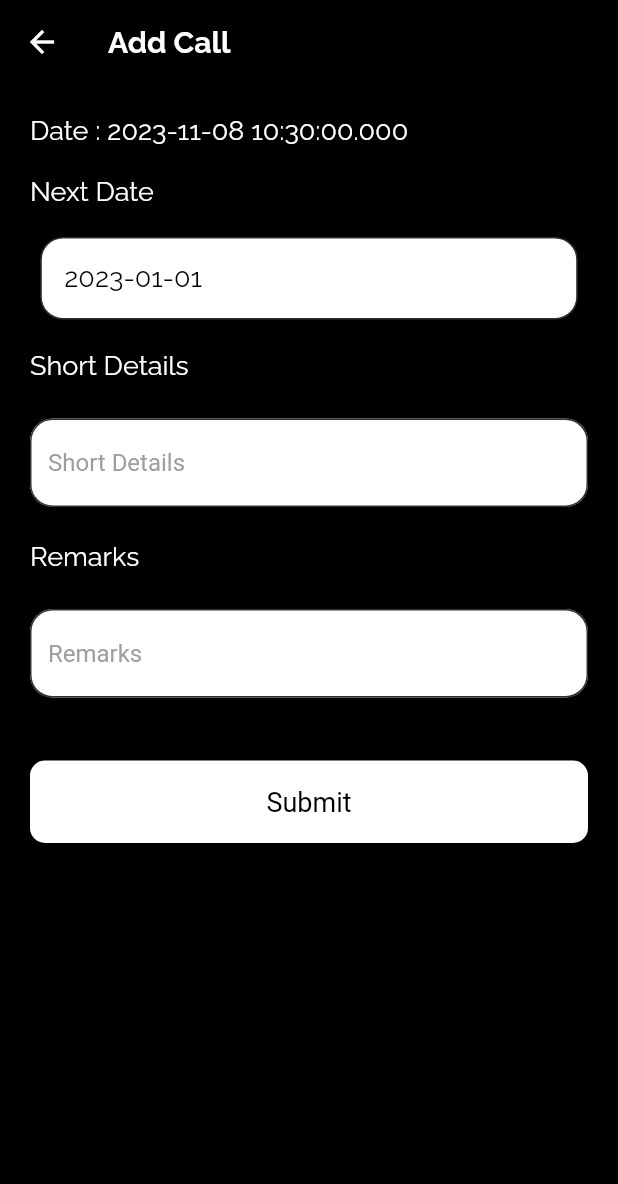
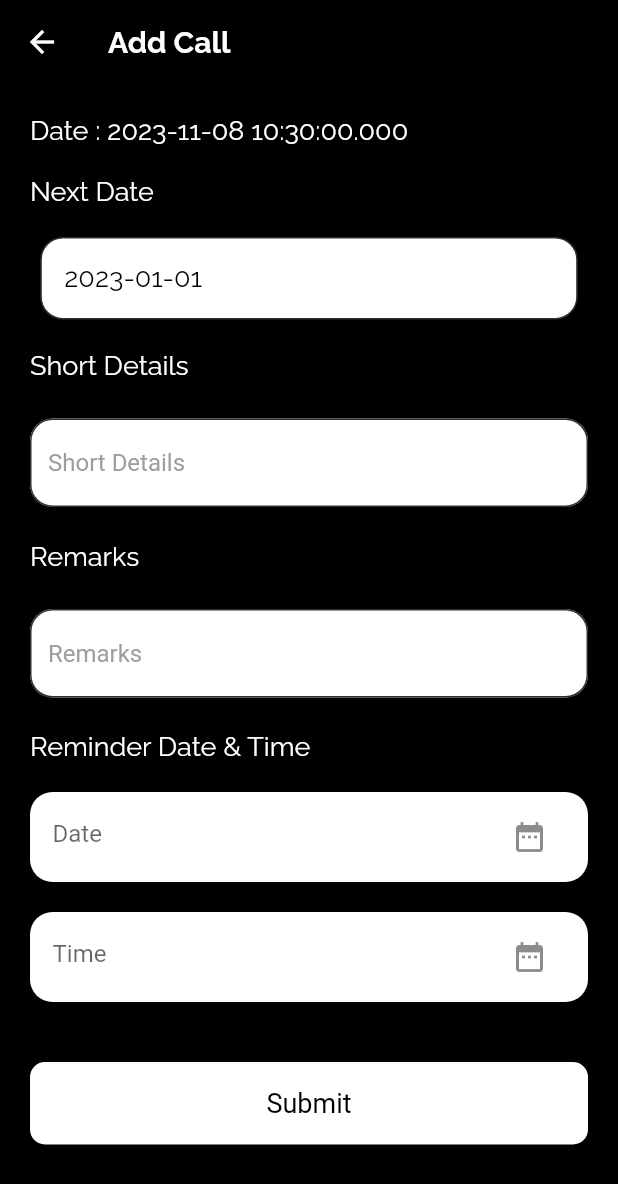
Before and after one commit to akshayfichadia/rk_admin, a Flutter app: the AddHistoryCall screen opened by its route, on a phone screen of 412 x 824 dp. Shown: the top 1184 px of the screen. Run offline on Flutter 3.47's test engine with Material 2 defaults, Android fonts, the phone set to English and light mode, and no system bars; our stand-ins replace connectivity_plus, dio, equatable, get, get_storage, google_fonts; missing offline and left inert: call_log; accounts and stored records are empty; Roboto replaces fonts that are missing (futur); statements that could not run were skipped.

Commit message:
add reminder date and time field and get call log

```diff
--- a/lib/model/call_list_entity.dart
+++ b/lib/model/call_list_entity.dart
@@ -4,7 +4,8 @@
 
 import 'dart:convert';
 
-CallListEntity callListEntityFromJson(String str) => CallListEntity.fromJson(json.decode(str));
+CallListEntity callListEntityFromJson(String str) =>
+    CallListEntity.fromJson(json.decode(str));
 
 String callListEntityToJson(CallListEntity data) => json.encode(data.toJson());
 
@@ -52,6 +53,8 @@ class Datum {
   String? ourRemarks;
   ManagerStatus? managerStatus;
   String? createdBy;
+  String? nextReminderDate;
+  String? nextReminderTime;
 
   Datum({
     this.id,
@@ -69,6 +72,8 @@ class Datum {
     this.ourRemarks,
     this.managerStatus,
     this.createdBy,
+    this.nextReminderDate,
+    this.nextReminderTime,
   });
 
   factory Datum.fromJson(Map<String, dynamic> json) => Datum(
@@ -87,6 +92,8 @@ class Datum {
         ourRemarks: json["our_remarks"],
         managerStatus: managerStatusValues.map[json["manager_status"]],
         createdBy: json["created by"],
+        nextReminderDate: json["next_reminder_date"],
+        nextReminderTime: json["next_reminder_time"],
       );
 
   Map<String, dynamic> toJson() => {
@@ -105,24 +112,19 @@ class Datum {
         "our_remarks": ourRemarks,
         "manager_status": managerStatusValues.reverse[managerStatus],
         "created by": createdBy,
+        "next_reminder_date": nextReminderDate,
+        "next_reminder_time": nextReminderTime,
       };
 }
 
-enum CallFor {
-  EMPTY,
-  RUNNING_CASE_RELATED_CALL
-}
+enum CallFor { EMPTY, RUNNING_CASE_RELATED_CALL }
 
 final callForValues = EnumValues({
   "": CallFor.EMPTY,
   "Running Case Related Call": CallFor.RUNNING_CASE_RELATED_CALL
 });
 
-enum ManagerStatus {
-  EMPTY,
-  PENDING,
-  RUNNING
-}
+enum ManagerStatus { EMPTY, PENDING, RUNNING }
 
 final managerStatusValues = EnumValues({
   "": ManagerStatus.EMPTY,
--- a/lib/model/history_list_entity.dart
+++ b/lib/model/history_list_entity.dart
@@ -29,7 +29,9 @@ class HistoryListEntity {
       HistoryListEntity(
         success: json["success"],
         message: json["message"],
-        data: json["data"] == <String,dynamic>{} ? [] : Datum.fromJsonArray(json["data"]),
+        data: json["data"] == <String, dynamic>{}
+            ? []
+            : Datum.fromJsonArray(json["data"]),
         statusCode: json["status_code"],
       );
 
@@ -47,6 +49,8 @@ class Datum {
   String? nextDate;
   String? shortDetails;
   String? ourRemarks;
+  String? nextReminderDate;
+  String? nextReminderTime;
 
   Datum({
     this.callManagerId,
@@ -54,6 +58,8 @@ class Datum {
     this.nextDate,
     this.shortDetails,
     this.ourRemarks,
+    this.nextReminderDate,
+    this.nextReminderTime,
   });
 
   factory Datum.fromJson(Map<String, dynamic> json) => Datum(
@@ -62,14 +68,16 @@ class Datum {
         nextDate: json["next_date"],
         shortDetails: json["short_details"],
         ourRemarks: json["our_remarks"],
+        nextReminderDate: json["next_reminder_date"],
+        nextReminderTime: json["next_reminder_time"],
       );
 
   static fromJsonArray(dynamic map) {
     print({}.runtimeType);
     List<Datum> list = [];
-    if (map.runtimeType == <String,dynamic>{}.runtimeType) {
-        return null;
-        } else {
+    if (map.runtimeType == <String, dynamic>{}.runtimeType) {
+      return null;
+    } else {
       for (var element in map) {
         list.add(Datum.fromJson(element));
       }
@@ -83,5 +91,7 @@ class Datum {
         "next_date": nextDate,
         "short_details": shortDetails,
         "our_remarks": ourRemarks,
+        "next_reminder_date": nextReminderDate,
+        "next_reminder_time": nextReminderTime,
       };
 }
--- a/lib/ui/pages/add_call_history_page.dart
+++ b/lib/ui/pages/add_call_history_page.dart
@@ -4,7 +4,6 @@ import 'package:rk_admin/controller/call_details_controller.dart';
 import 'package:rk_admin/resource/constant.dart';
 import 'package:rk_admin/resource/extensions.dart';
 import 'package:rk_admin/ui/widget/all_widget.dart';
-
 
 class AddHistoryCall extends GetView<CallDetailsController> {
   const AddHistoryCall({Key? key}) : super(key: key);
@@ -13,7 +12,7 @@ class AddHistoryCall extends GetView<CallDetailsController> {
   Widget build(BuildContext context) {
     return Scaffold(
       appBar: AppBar(
-        title: text('Add Call',Colors.white,20,FontWeight.bold),
+        title: text('Add Call', Colors.white, 20, FontWeight.bold),
         elevation: 0,
         backgroundColor: Colors.black,
         centerTitle: false,
@@ -27,10 +26,15 @@ class AddHistoryCall extends GetView<CallDetailsController> {
             child: Column(
               crossAxisAlignment: CrossAxisAlignment.start,
               children: [
-                text('Date : ${controller.todayDate.toString()}', Colors.white, 18, FontWeight.normal),
-                SizedBox(height: 20,),
+                text('Date : ${controller.todayDate.toString()}', Colors.white,
+                    18, FontWeight.normal),
+                SizedBox(
+                  height: 20,
+                ),
                 text('Next Date', Colors.white, 18, FontWeight.normal),
-                SizedBox(height: 20,),
+                SizedBox(
+                  height: 20,
+                ),
                 Obx(() => GestureDetector(
                       onTap: () {
                         controller.selectDate(context);
@@ -40,7 +44,7 @@ class AddHistoryCall extends GetView<CallDetailsController> {
                         children: [
                           Container(
                             height: 55,
-                        width: Get.width/1.15 ,
+                            width: Get.width / 1.15,
                             decoration: BoxDecoration(
                               color: Colors.white,
                               borderRadius: BorderRadius.circular(15),
@@ -49,34 +53,96 @@ class AddHistoryCall extends GetView<CallDetailsController> {
                             ),
                             child: Padding(
                               padding: const EdgeInsets.all(15.0),
-                          child: text(controller.date.value, Colors.black, 18, FontWeight.normal),
-
+                              child: text(controller.date.value, Colors.black,
+                                  18, FontWeight.normal),
                             ),
                           ),
                         ],
                       ),
                     )),
-                SizedBox(height: 20,),
+                SizedBox(
+                  height: 20,
+                ),
                 text('Short Details', Colors.white, 18, FontWeight.normal),
-                SizedBox(height: 20,),
+                SizedBox(
+                  height: 20,
+                ),
                 inputField(
                     hintText: 'Short Details',
                     controller: controller.shortDetailsController,
-                  validation: controller.isEmptyValid
+                    validation: controller.isEmptyValid),
+                SizedBox(
+                  height: 20,
                 ),
-
-                SizedBox(height: 20,),
                 text('Remarks', Colors.white, 18, FontWeight.normal),
-                SizedBox(height: 20,),
+                SizedBox(
+                  height: 20,
+                ),
                 inputField(
                     hintText: 'Remarks',
                     controller: controller.remarksController,
-                    validation: controller.isEmptyValid
+                    validation: controller.isEmptyValid),
+                SizedBox(
+                  height: 20,
                 ),
-                SizedBox(height: 40,),
-
-
-                whiteButton('Submit', (){controller.editValidate();}, 55, Get.width)
+                text('Reminder Date & Time', Colors.white, 18,
+                    FontWeight.normal),
+                SizedBox(
+                  height: 20,
+                ),
+                Container(
+                  height: 60,
+                  decoration: BoxDecoration(
+                    color: Colors.white,
+                    borderRadius: BorderRadius.circular(15),
+                  ),
+                  padding: EdgeInsets.only(left: 15, right: 15),
+                  child: Center(
+                    child: TextFormField(
+                      decoration: const InputDecoration(
+                        suffixIcon: Icon(Icons.date_range),
+                        hintText: 'Date',
+                        border: InputBorder.none,
+                      ),
+                      controller: controller.reminderDateController,
+                      readOnly: true,
+                      onTap: () async {
+                        controller.chooseReminderDate();
+                      },
+                    ),
+                  ),
+                ),
+                SizedBox(
+                  height: 20,
+                ),
+                Container(
+                  height: 60,
+                  decoration: BoxDecoration(
+                    color: Colors.white,
+                    borderRadius: BorderRadius.circular(15),
+                  ),
+                  padding: const EdgeInsets.only(left: 15, right: 15),
+                  child: Center(
+                    child: TextFormField(
+                      decoration: const InputDecoration(
+                        suffixIcon: Icon(Icons.date_range),
+                        hintText: 'Time',
+                        border: InputBorder.none,
+                      ),
+                      controller: controller.reminderTimeController,
+                      readOnly: true,
+                      onTap: () async {
+                        controller.chooseReminderTime();
+                      },
+                    ),
+                  ),
+                ),
+                SizedBox(
+                  height: 40,
+                ),
+                whiteButton('Submit', () {
+                  controller.editValidate();
+                }, 55, Get.width)
               ],
             ),
           ),
```
Also changed, not shown: lib/controller/call_details_controller.dart (+49 -2 lines), lib/controller/home_controller.dart (+4 -4 lines), lib/ui/pages/call_details_page.dart (+33 -4 lines). Lines whose indentation alone changed are shown as unchanged.
